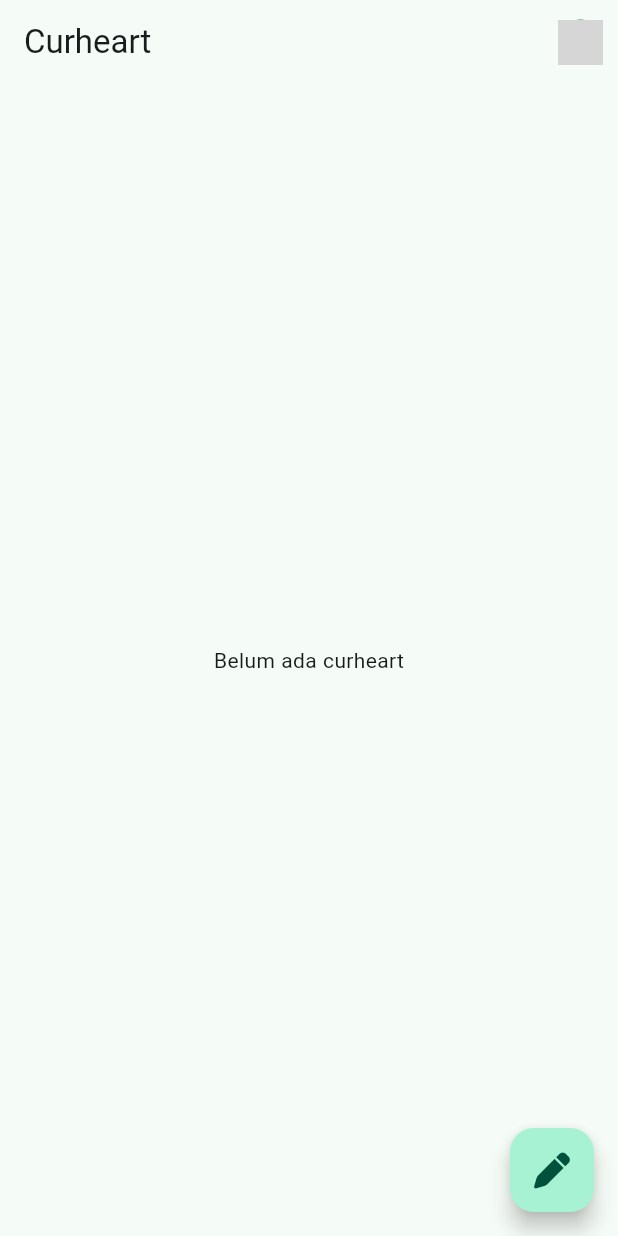
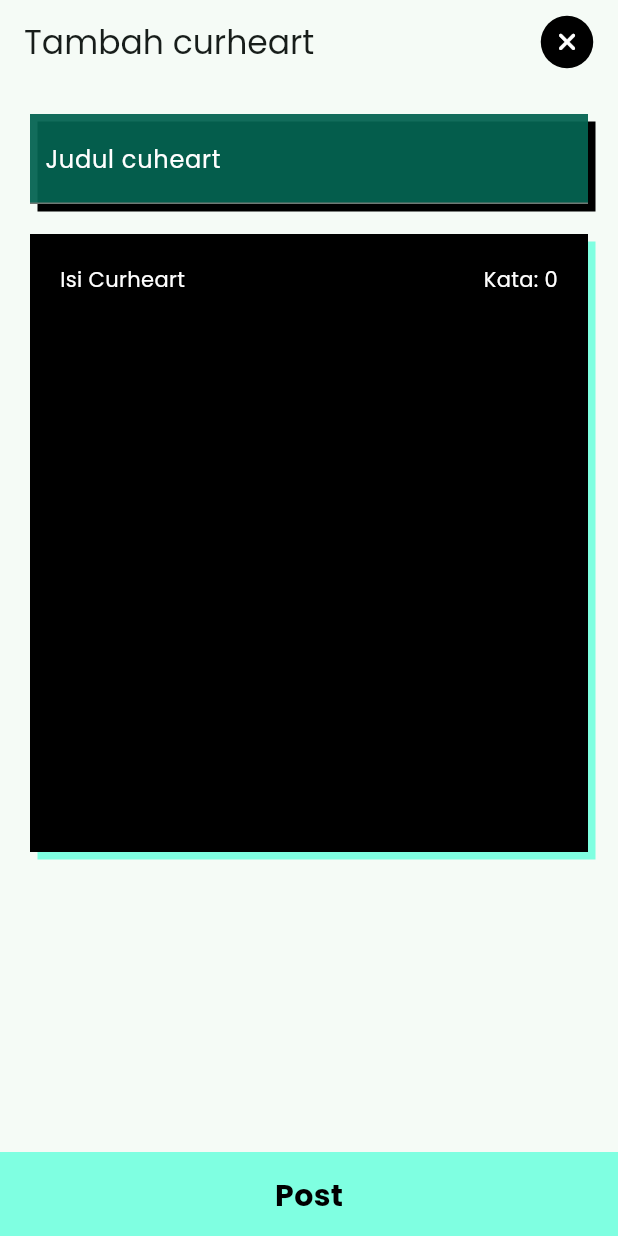
Before and after one commit to figositanggang/curheart, a Flutter app: the HomePage screen opened directly, after a tap on an icon or button, on a phone screen of 412 x 824 dp. Run offline on Flutter 3.47's test engine with Material 3 defaults, Android fonts, the phone set to English and light mode, and no system bars; our stand-ins replace animated_text_kit, cloud_firestore, firebase_core, font_awesome_flutter, google_fonts, shared_preferences and 1 more; accounts and stored records are empty; network calls fail; Roboto replaces fonts that are missing (Bahiana); grey boxes are pictures that could not be loaded.

Commit message:
adding textfield

```diff
--- /dev/null
+++ b/lib/core/add_curheart.dart
@@ -0,0 +1,136 @@
+import 'package:curheart/models/user_model.dart';
+import 'package:curheart/provider/curheart_provider.dart';
+import 'package:curheart/utils/custom_theme.dart';
+import 'package:curheart/utils/custom_widgets.dart';
+import 'package:flutter/material.dart';
+import 'package:provider/provider.dart';
+
+class AddCurheart extends StatefulWidget {
+  final UserModel userModel;
+  const AddCurheart({super.key, required this.userModel});
+
+  @override
+  State<AddCurheart> createState() => _AddCurheartState();
+}
+
+class _AddCurheartState extends State<AddCurheart> {
+  final formKey = GlobalKey<FormState>();
+
+  late TextEditingController titleCurheart;
+  late CurheartProvider curheartProvider;
+  // late TextEditingController isiCurheart;
+
+  @override
+  void initState() {
+    super.initState();
+    curheartProvider = Provider.of<CurheartProvider>(context, listen: false);
+
+    titleCurheart = TextEditingController();
+    // isiCurheart = TextEditingController();
+  }
+
+  @override
+  Widget build(BuildContext context) {
+    return Scaffold(
+      appBar: MyAppBar(
+        context,
+        title: Text("Tambah curheart"),
+      ),
+      body: Padding(
+        padding: const EdgeInsets.symmetric(horizontal: 20.0),
+        child: SingleChildScrollView(
+          child: Form(
+            key: formKey,
+            child: Column(
+              children: [
+                SizedBox(height: 20),
+
+                // @ Title Curheart
+                Container(
+                  decoration: BoxDecoration(
+                    color: reversedPrimary(context),
+                    boxShadow: [
+                      BoxShadow(
+                        color: reversedColor(context),
+                        offset: Offset(5, 5),
+                      ),
+                    ],
+                  ),
+                  child: MyTextField(
+                    controller: titleCurheart,
+                    label: "Judul cuheart",
+                    labelColor: directColor(context),
+                    valueColor: directColor(context),
+                    contentPadding: EdgeInsets.all(10),
+                  ),
+                ),
+                SizedBox(height: 20),
+
+                // @ Isi Curheart
+                Container(
+                  padding: EdgeInsets.all(20),
+                  constraints: BoxConstraints(
+                      minHeight: MediaQuery.sizeOf(context).height / 2),
+                  decoration: BoxDecoration(
+                    color: reversedColor(context),
+                    boxShadow: [
+                      BoxShadow(
+                        color: directPrimary(context),
+                        offset: Offset(5, 5),
+                      ),
+                    ],
+                  ),
+                  child: Column(
+                    children: [
+                      Row(
+                        mainAxisAlignment: MainAxisAlignment.spaceBetween,
+                        children: [
+                          Text(
+                            "Isi Curheart",
+                            style: TextStyle(color: directColor(context)),
+                          ),
+                          Text(
+                            "Kata: ${RegExp(r"[\w-]+").allMatches(context.watch<CurheartProvider>().isiCurheart.text).length}",
+                            style: TextStyle(color: directColor(context)),
+                          ),
+                        ],
+                      ),
+                      SizedBox(height: 20),
+
+                      // @ TextField Isi Curheart
+                      MyTextField(
+                        controller: curheartProvider.isiCurheart,
+                        label: "",
+                        labelColor: directColor(context),
+                        valueColor: directColor(context),
+                        contentPadding: EdgeInsets.all(10),
+                        maxLines: null,
+                        enabledBorder: OutlineInputBorder(),
+                        focusedBorder: OutlineInputBorder(),
+                        onChanged: (value) {
+                          curheartProvider.setIsiCurheart = value;
+                        },
+                      ),
+                    ],
+                  ),
+                ),
+              ],
+            ),
+          ),
+        ),
+      ),
+
+      // @ Submit Button
+      bottomNavigationBar: SizedBox(
+        height: kBottomNavigationBarHeight,
+        child: PrimaryButton(
+          text: "Post",
+          borderRadius: BorderRadius.zero,
+          onPressed: () {
+            if (formKey.currentState!.validate()) {}
+          },
+        ),
+      ),
+    );
+  }
+}
--- a/lib/core/home_page.dart
+++ b/lib/core/home_page.dart
@@ -1,8 +1,6 @@
-import 'package:curheart/auth/login_page.dart';
+import 'package:curheart/core/add_curheart.dart';
 import 'package:curheart/helper/firebase_firestore_helper.dart';
-import 'package:curheart/helper/supabase_auth_helper.dart';
 import 'package:curheart/main.dart';
-import 'package:curheart/provider/curheart_provider.dart';
 import 'package:curheart/provider/curheart_provider.dart';
 import 'package:curheart/provider/user_provider.dart';
 import 'package:curheart/utils/custom_theme.dart';
@@ -45,6 +43,13 @@ class _HomePageState extends State<HomePage> {
     await FirebaseFirestoreHelper.getAllCurheart(curheartProvider);
   }
 
+  // ! Refresh Screen
+  Future<void> refresh() async {
+    getData();
+
+    setState(() {});
+  }
+
   @override
   Widget build(BuildContext context) {
     final userProvider = Provider.of<UserProvider>(context);
@@ -66,12 +71,7 @@ class _HomePageState extends State<HomePage> {
 
           // @ Refresher
           body: RefreshIndicator(
-            onRefresh: () async {
-              await Future.delayed(Duration(milliseconds: 500));
-
-              getData();
-              setState(() {});
-            },
+            onRefresh: refresh,
             child: CustomScrollView(
               controller: scrollController,
               slivers: [
@@ -149,8 +149,18 @@ class _HomePageState extends State<HomePage> {
           ),
           floatingActionButton: FloatingActionButton(
             tooltip: "Tambah curheart",
-            child: FaIcon(FontAwesomeIcons.pen),
-            onPressed: () {},
+            child: FaIcon(
+              FontAwesomeIcons.pen,
+              size: 15,
+            ),
+            onPressed: () {
+              Navigator.push(
+                context,
+                CustomRoute(AddCurheart(
+                  userModel: userProvider.userModel!,
+                )),
+              );
+            },
           ),
         );
       },
--- a/lib/provider/curheart_provider.dart
+++ b/lib/provider/curheart_provider.dart
@@ -14,4 +14,12 @@ class CurheartProvider extends ChangeNotifier {
     this._allCurheart = value;
     notifyListeners();
   }
+
+  TextEditingController _isiCurheart = TextEditingController();
+  TextEditingController get isiCurheart => this._isiCurheart;
+
+  set setIsiCurheart(String value) {
+    this._isiCurheart.text = value;
+    notifyListeners();
+  }
 }
--- a/lib/utils/custom_theme.dart
+++ b/lib/utils/custom_theme.dart
@@ -6,9 +6,41 @@ final Color primaryColor = Color.fromRGBO(0, 191, 145, 1);
 final Color darkPrimary = Color(0XFF0046351);
 final Color dangerRed = Color(0XFFFD60335);
 
+Color reversedColor(BuildContext context) {
+  if (Theme.of(context).brightness == Brightness.dark) {
+    return Colors.white;
+  }
+
+  return Colors.black;
+}
+
+Color directColor(BuildContext context) {
+  if (Theme.of(context).brightness == Brightness.dark) {
+    return Colors.black;
+  }
+
+  return Colors.white;
+}
+
+Color reversedPrimary(BuildContext context) {
+  if (Theme.of(context).brightness == Brightness.dark) {
+    return lightPrimary;
+  }
+
+  return darkPrimary;
+}
+
+Color directPrimary(BuildContext context) {
+  if (Theme.of(context).brightness == Brightness.dark) {
+    return darkPrimary;
+  }
+
+  return lightPrimary;
+}
+
 final ThemeData lightTheme = ThemeData(
   useMaterial3: true,
-  fontFamily: GoogleFonts.bahiana().fontFamily,
+  fontFamily: GoogleFonts.poppins().fontFamily,
   colorScheme: ColorScheme.fromSeed(
     brightness: Brightness.light,
     seedColor: primaryColor,
--- a/lib/utils/custom_widgets.dart
+++ b/lib/utils/custom_widgets.dart
@@ -6,8 +6,9 @@ import 'package:flutter/material.dart';
 
 import 'package:curheart/utils/custom_theme.dart';
 import 'package:flutter/services.dart';
+import 'package:font_awesome_flutter/font_awesome_flutter.dart';
 
-// ! Full Screen Loading
+// @ Full Screen Loading
 class FullScreenLoading extends StatelessWidget {
   String? text;
 
@@ -34,17 +35,19 @@ class FullScreenLoading extends StatelessWidget {
   }
 }
 
-// ! Primary Button
+// @ Primary Button
 class PrimaryButton extends StatelessWidget {
   final String text;
   final void Function() onPressed;
   EdgeInsetsGeometry? padding;
+  BorderRadius? borderRadius = BorderRadius.circular(50);
 
   PrimaryButton({
     Key? key,
     required this.text,
     required this.onPressed,
     this.padding,
+    this.borderRadius,
   }) : super(key: key);
 
   @override
@@ -52,7 +55,7 @@ class PrimaryButton extends StatelessWidget {
     return Ink(
       decoration: BoxDecoration(
         color: lightPrimary,
-        borderRadius: BorderRadius.circular(50),
+        borderRadius: borderRadius,
         boxShadow: [
           BoxShadow(
             color: darkPrimary,
@@ -61,7 +64,7 @@ class PrimaryButton extends StatelessWidget {
         ],
       ),
       child: InkWell(
-        borderRadius: BorderRadius.circular(50),
+        borderRadius: borderRadius,
         onTap: onPressed,
         highlightColor: darkPrimary,
         child: Padding(
@@ -82,7 +85,7 @@ class PrimaryButton extends StatelessWidget {
   }
 }
 
-// ! Custom Text
+// @ Custom Text
 class MyText extends StatelessWidget {
   final String text;
   double? fontSize;
@@ -110,11 +113,11 @@ class MyText extends StatelessWidget {
   }
 }
 
-// ! Custom TextFormField
+// @ Custom TextFormField
 class MyTextField extends StatelessWidget {
   final TextEditingController controller;
   final String label;
-  String? Function(String?)? validator;
+  String? Function(String? value)? validator;
   List<TextInputFormatter>? inputFormatters;
   Iterable<String>? autofillHints;
   EdgeInsetsGeometry? contentPadding = EdgeInsets.symmetric(
@@ -124,6 +127,12 @@ class MyTextField extends StatelessWidget {
   bool obscureText;
   Widget? suffixIcon;
   TextInputType? keyboardType;
+  Color? labelColor;
+  Color? valueColor;
+  int? maxLines = 1;
+  InputBorder? focusedBorder;
+  InputBorder? enabledBorder;
+  void Function(String value)? onChanged;
 
   MyTextField({
     super.key,
@@ -136,11 +145,18 @@ class MyTextField extends StatelessWidget {
     this.suffixIcon,
     this.keyboardType,
     this.obscureText = false,
+    this.labelColor,
+    this.valueColor,
+    this.maxLines,
+    this.focusedBorder,
+    this.enabledBorder,
+    this.onChanged,
   });
 
   @override
   Widget build(BuildContext context) {
     return TextFormField(
+      maxLines: maxLines,
       controller: controller,
       keyboardType: keyboardType,
       autovalidateMode: AutovalidateMode.onUserInteraction,
@@ -148,19 +164,28 @@ class MyTextField extends StatelessWidget {
       autofillHints: autofillHints,
       inputFormatters: inputFormatters,
       obscureText: obscureText,
+      style: TextStyle(
+        color: valueColor,
+      ),
       decoration: InputDecoration(
+        enabledBorder: enabledBorder,
+        focusedBorder: focusedBorder,
         labelText: label,
         contentPadding: contentPadding,
         suffixIcon: suffixIcon,
+        labelStyle: TextStyle(
+          color: labelColor,
+        ),
       ),
       onTapOutside: (event) {
         FocusScope.of(context).unfocus();
       },
+      onChanged: onChanged,
     );
   }
 }
 
-// ! Cureheart Card
+// @ Cureheart Card
 class CureheartCard extends StatelessWidget {
   final UserModel userModel;
   final CurheartModel curheartModel;
@@ -230,7 +255,44 @@ class CureheartCard extends StatelessWidget {
   }
 }
 
-// ! Custom SnackBar
+// ------------------------------------
+// ! Non StatelesWidget
+
+// @ MyAppBar
+AppBar MyAppBar(
+  BuildContext context, {
+  Widget? title,
+  Color? backgroundColor,
+  Color? foregroundColor,
+  void Function()? onPressed,
+}) {
+  return AppBar(
+    automaticallyImplyLeading: false,
+    title: title,
+    backgroundColor: backgroundColor,
+    foregroundColor: foregroundColor,
+    actions: [
+      IconButton(
+        onPressed: onPressed ??
+            () {
+              Navigator.pop(context);
+            },
+        icon: FaIcon(
+          FontAwesomeIcons.xmark,
+          size: 17,
+        ),
+        constraints: BoxConstraints(minWidth: 35, minHeight: 35),
+        style: ElevatedButton.styleFrom(
+          foregroundColor: directColor(context),
+          backgroundColor: reversedColor(context),
+        ),
+      ),
+      SizedBox(width: 10),
+    ],
+  );
+}
+
+// @ Custom SnackBar
 SnackBar MySnackBar({required String content}) {
   return SnackBar(
     backgroundColor: dangerRed,
@@ -243,7 +305,7 @@ SnackBar MySnackBar({required String content}) {
   );
 }
 
-// ! Custom Route
+// @ Custom Route
 Route CustomRoute(Widget page) {
   return PageRouteBuilder(
     transitionDuration: Duration(milliseconds: 100),
```
